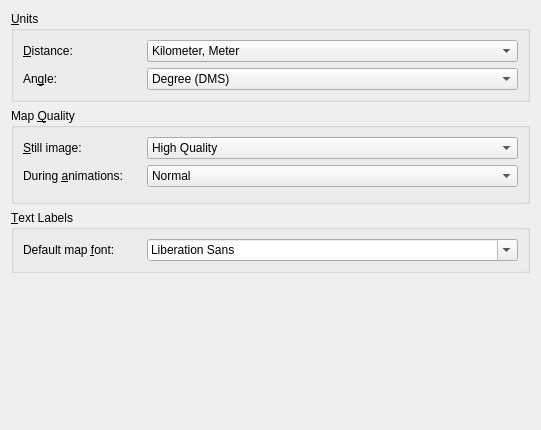
RPhay/MyDigikam, file core/utilities/geolocation/marble/settings/MarbleViewSettingsWidget.ui: the form before one commit.
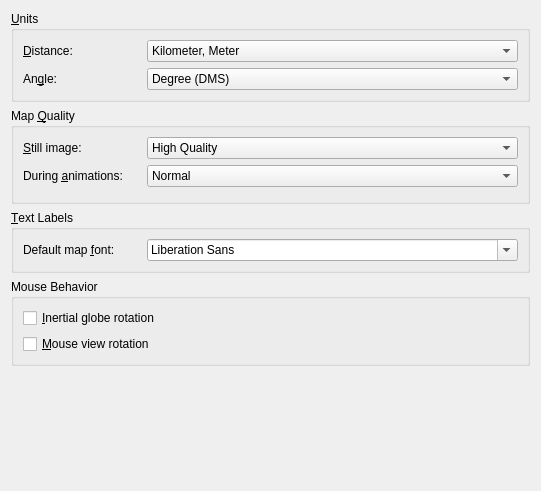
The form after the commit.

Commit message: clean up again settings widgets

What changed in the file:
```diff
--- a/core/utilities/geolocation/marble/settings/MarbleViewSettingsWidget.ui
+++ b/core/utilities/geolocation/marble/settings/MarbleViewSettingsWidget.ui
@@ -7,7 +7,7 @@
     <x>0</x>
     <y>0</y>
     <width>541</width>
-    <height>430</height>
+    <height>491</height>
    </rect>
   </property>
   <layout class="QVBoxLayout" name="verticalLayout">
@@ -308,6 +308,38 @@
      </layout>
     </widget>
    </item>
+   <item>
+    <widget class="QGroupBox" name="groupBox">
+     <property name="title">
+      <string>Mouse Behavior</string>
+     </property>
+     <layout class="QVBoxLayout" name="verticalLayout_2">
+      <item>
+       <layout class="QHBoxLayout" name="horizontalLayout"/>
+      </item>
+      <item>
+       <widget class="QCheckBox" name="kcfg_inertialEarthRotation">
+        <property name="toolTip">
+         <string>Use kinetic spinning when dragging the map</string>
+        </property>
+        <property name="text">
+         <string>&amp;Inertial globe rotation</string>
+        </property>
+       </widget>
+      </item>
+      <item>
+       <widget class="QCheckBox" name="kcfg_mouseViewRotation">
+        <property name="toolTip">
+         <string>Use right mouse button to rotate the camera around</string>
+        </property>
+        <property name="text">
+         <string>&amp;Mouse view rotation</string>
+        </property>
+       </widget>
+      </item>
+     </layout>
+    </widget>
+   </item>
    <item>
     <spacer>
      <property name="orientation">
```
Left out of the diff: 3 changed lines with no effect on the pictures. The commit also changes 7 other files.
